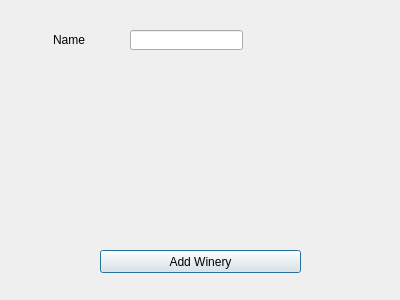
This is newwinery.ui in tyler949/CS1D-FirstPorject as Qt 5 draws it before an edit. The edited form follows.
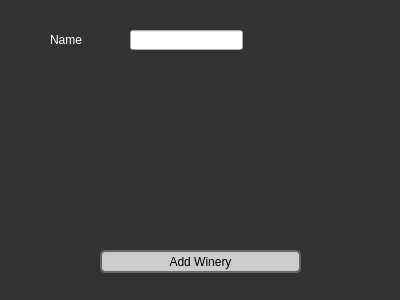
This is the edited form.

```diff
--- a/newwinery.ui
+++ b/newwinery.ui
@@ -13,19 +13,47 @@
   <property name="windowTitle">
    <string>Dialog</string>
   </property>
-  <widget class="QLabel" name="label">
-   <property name="geometry">
-    <rect>
-     <x>53</x>
-     <y>30</y>
-     <width>61</width>
-     <height>20</height>
-    </rect>
-   </property>
-   <property name="text">
-    <string>Name</string>
-   </property>
-  </widget>
+  <property name="styleSheet">
+   <string notr="true">QPushButton,QSpinBox{background-color: #ccc;}
+
+QPushButton:hover
+{
+background: #eee;
+cursor: pointer;
+  
+}
+QDialog
+{
+ background: #333;
+}
+QPushButton {  border: 2px solid #666;border-radius: 5px;z-index:1000;}
+
+QPushButton#viewWineries
+{ 
+height:100px;
+}
+QLabel
+{
+ 
+ color:#fff;
+}
+ 
+#columnView
+{z-index: 0; 
+background:#666;
+} 
+
+#frame,#frame_2,#frame_3
+{
+   background: #666;
+border-bottom: 1px solid #ccc;
+}
+#frame_4,#frame_5,#frame_6
+{
+border-bottom: 1px solid #ccc;
+   background: #999;
+} </string>
+  </property>
   <widget class="QLineEdit" name="NameTextBox">
    <property name="geometry">
     <rect>
@@ -49,6 +77,19 @@
     <string>Add Winery</string>
    </property>
   </widget>
+  <widget class="QLabel" name="nameLabel">
+   <property name="geometry">
+    <rect>
+     <x>50</x>
+     <y>30</y>
+     <width>51</width>
+     <height>20</height>
+    </rect>
+   </property>
+   <property name="text">
+    <string>Name</string>
+   </property>
+  </widget>
  </widget>
  <resources/>
  <connections/>
```
